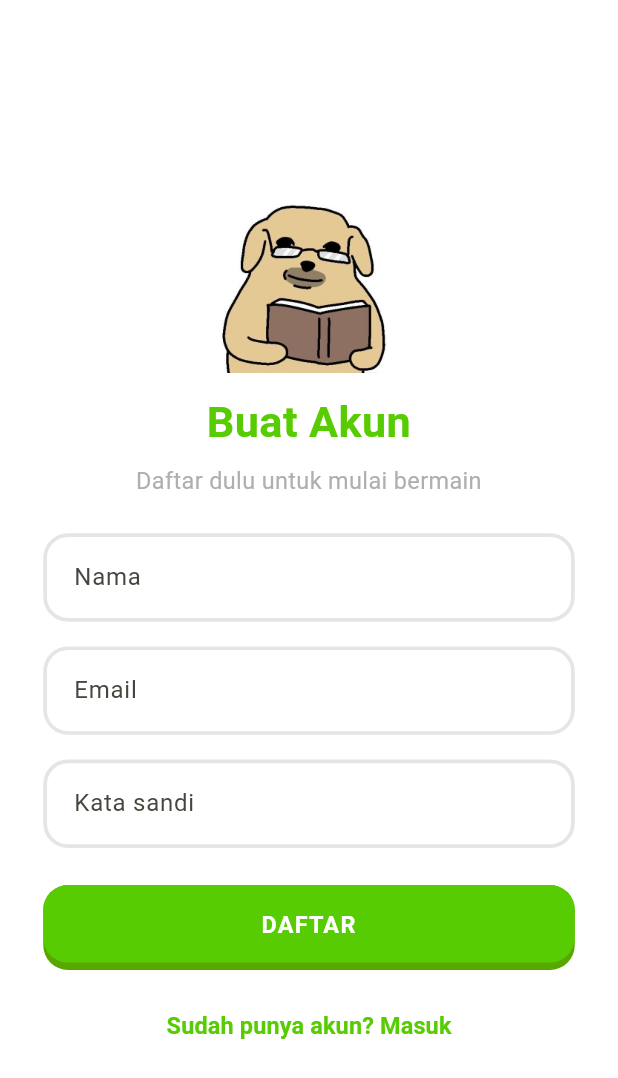
After one commit to reppiw/UTSlabPMRevita, a Flutter app: the screen it shows after launch, after a tap on "Belum punya akun? Daftar", on a phone screen of 412 x 824 dp. The commit adds this screen. Shown: the top 1078 px of the screen. Run offline on Flutter 3.47's test engine with Material 3 defaults, Android fonts, the phone set to English and light mode, and no system bars; accounts and stored records are empty; Roboto replaces fonts that are missing (Poppins).

Commit message:
login and register

```diff
--- a/lib/main.dart
+++ b/lib/main.dart
@@ -1,14 +1,17 @@
 import 'package:flutter/material.dart';
 import 'package:provider/provider.dart';
+import 'providers/auth_provider.dart';
 import 'providers/quiz_provider.dart';
-import 'screens/home_screen.dart';
-import 'screens/main_shell.dart';
+import 'screens/login_screen.dart';
 import 'utils/app_colors.dart';
 
 void main() {
   runApp(
-    ChangeNotifierProvider(
-      create: (_) => QuizProvider(),
+    MultiProvider(
+      providers: [
+        ChangeNotifierProvider(create: (_) => AuthProvider()),
+        ChangeNotifierProvider(create: (_) => QuizProvider()),
+      ],
       child: const MyApp(),
     ),
   );
@@ -20,14 +23,16 @@ class MyApp extends StatelessWidget {
   @override
   Widget build(BuildContext context) {
     return MaterialApp(
+      title: 'KuisKu',
       debugShowCheckedModeBanner: false,
       theme: ThemeData(
-        fontFamily: 'Montserrat',
-        colorScheme: ColorScheme.fromSeed(seedColor: AppColors.primary).copyWith(primary: AppColors.primary),
+        fontFamily: 'Poppins',
+        colorScheme: ColorScheme.fromSeed(seedColor: AppColors.primary)
+            .copyWith(primary: AppColors.primary),
         scaffoldBackgroundColor: AppColors.background,
         useMaterial3: true,
       ),
-      home: const MainShell(),
+      home: const LoginScreen(),
     );
   }
 }
--- /dev/null
+++ b/lib/models/account.dart
@@ -0,0 +1,11 @@
+class Account {
+  final String name;
+  final String email;
+  final String password;
+
+  const Account({
+    required this.name,
+    required this.email,
+    required this.password,
+  });
+}
--- a/lib/models/history_entry.dart
+++ b/lib/models/history_entry.dart
@@ -1,6 +1,7 @@
 import 'quiz_mode.dart';
 
 class HistoryEntry {
+  final String ownerEmail;
   final String userName;
   final String categoryName;
   final int difficulty;
@@ -10,6 +11,7 @@ class HistoryEntry {
   final DateTime date;
 
   const HistoryEntry({
+    required this.ownerEmail,
     required this.userName,
     required this.categoryName,
     required this.difficulty,
--- /dev/null
+++ b/lib/providers/auth_provider.dart
@@ -0,0 +1,47 @@
+import 'package:flutter/foundation.dart';
+import '../models/account.dart';
+
+class AuthProvider extends ChangeNotifier {
+  final List<Account> _accounts = [];
+  Account? _current;
+
+  Account? get currentUser => _current;
+  bool get isLoggedIn => _current != null;
+
+  String _normalize(String email) => email.trim().toLowerCase();
+
+  String? register({
+    required String name,
+    required String email,
+    required String password,
+  }) {
+    final key = _normalize(email);
+    if (_accounts.any((a) => a.email == key)) {
+      return 'Email sudah terdaftar, silakan masuk.';
+    }
+    final account = Account(
+      name: name.trim(),
+      email: key,
+      password: password,
+    );
+    _accounts.add(account);
+    _current = account;
+    notifyListeners();
+    return null;
+  }
+
+  String? login({required String email, required String password}) {
+    final key = _normalize(email);
+    final matches =
+        _accounts.where((a) => a.email == key && a.password == password);
+    if (matches.isEmpty) return 'Email atau kata sandi salah.';
+    _current = matches.first;
+    notifyListeners();
+    return null;
+  }
+
+  void logout() {
+    _current = null;
+    notifyListeners();
+  }
+}
--- a/lib/providers/quiz_provider.dart
+++ b/lib/providers/quiz_provider.dart
@@ -7,28 +7,32 @@ import '../models/quiz_mode.dart';
 
 class QuizProvider extends ChangeNotifier {
   QuizProvider() {
-    resetQuiz(); // siapkan soal untuk kategori default
+    resetQuiz();
   }
 
+  // ---------- PENGGUNA & PENGATURAN ----------
   String _userName = '';
+  String _userEmail = '';
   QuizCategory _category = quizCategories.first;
   int _difficulty = 3;
   QuizMode _mode = QuizMode.casual;
 
+  // ---------- PROGRES KUIS ----------
   List<Question> _questions = [];
   List<int?> _answers = [];
   int _currentIndex = 0;
   bool _saved = false;
 
+  // ---------- RIWAYAT (di memori) ----------
   final List<HistoryEntry> _history = [];
 
-  // ---------- GETTER: pengaturan ----------
+  // ---------- GETTER ----------
   String get userName => _userName;
+  String get userEmail => _userEmail;
   QuizCategory get category => _category;
   int get difficulty => _difficulty;
   QuizMode get mode => _mode;
 
-  // ---------- GETTER: progres ----------
   int get currentIndex => _currentIndex;
   int get totalQuestions => _questions.length;
   Question get currentQuestion => _questions[_currentIndex];
@@ -49,13 +53,15 @@ class QuizProvider extends ChangeNotifier {
   int get scorePercent =>
       totalQuestions == 0 ? 0 : ((score / totalQuestions) * 100).round();
 
-  // ---------- GETTER: riwayat ----------
-  /// Riwayat terbaru di paling atas.
-  List<HistoryEntry> get history => List.unmodifiable(_history.reversed);
+  /// Riwayat milik akun yang sedang masuk, terbaru di paling atas.
+  List<HistoryEntry> get history => List.unmodifiable(
+        _history.where((e) => e.ownerEmail == _userEmail).toList().reversed,
+      );
 
-  // ---------- ACTION: pengaturan ----------
-  void setUserName(String name) {
+  // ---------- ACTION: pengguna & pengaturan ----------
+  void setUser(String name, String email) {
     _userName = name.trim();
+    _userEmail = email;
     notifyListeners();
   }
 
@@ -94,7 +100,6 @@ class QuizProvider extends ChangeNotifier {
     }
   }
 
-  /// Susun ulang soal sesuai pengaturan saat ini dan mulai dari awal.
   void resetQuiz() {
     _questions = questionsFor(_category.id, _difficulty);
     _answers = List<int?>.filled(_questions.length, null);
@@ -103,21 +108,22 @@ class QuizProvider extends ChangeNotifier {
     notifyListeners();
   }
 
-  /// Reset total, termasuk nama dan pengaturan
+  // Dipanggil saat keluar akun.
   void resetAll() {
     _userName = '';
+    _userEmail = '';
     _category = quizCategories.first;
     _difficulty = 3;
     _mode = QuizMode.casual;
     resetQuiz();
   }
 
-  /// Catat hasil ke riwayat. Aman dipanggil berulang, hanya tersimpan sekali
   void saveToHistory() {
     if (_saved) return;
     _saved = true;
     _history.add(
       HistoryEntry(
+        ownerEmail: _userEmail,
         userName: _userName,
         categoryName: _category.name,
         difficulty: _difficulty,
@@ -130,8 +136,9 @@ class QuizProvider extends ChangeNotifier {
     notifyListeners();
   }
 
+  // Hapus riwayat milik akun yang sedang masuk saja
   void clearHistory() {
-    _history.clear();
+    _history.removeWhere((e) => e.ownerEmail == _userEmail);
     notifyListeners();
   }
 }
--- /dev/null
+++ b/lib/screens/login_screen.dart
@@ -0,0 +1,230 @@
+import 'package:flutter/material.dart';
+import 'package:provider/provider.dart';
+import '../providers/auth_provider.dart';
+import '../providers/quiz_provider.dart';
+import '../utils/app_colors.dart';
+import '../utils/page_transition.dart';
+import '../utils/responsive.dart';
+import '../widgets/auth_text_field.dart';
+import '../widgets/primary_button.dart';
+import 'main_shell.dart';
+
+class LoginScreen extends StatefulWidget {
+  const LoginScreen({super.key});
+
+  @override
+  State<LoginScreen> createState() => _LoginScreenState();
+}
+
+class _LoginScreenState extends State<LoginScreen> {
+  final _formKey = GlobalKey<FormState>();
+  final _nameController = TextEditingController();
+  final _emailController = TextEditingController();
+  final _passwordController = TextEditingController();
+
+  bool _isRegister = false;
+  bool _obscure = true;
+  String? _error;
+
+  @override
+  void dispose() {
+    _nameController.dispose();
+    _emailController.dispose();
+    _passwordController.dispose();
+    super.dispose();
+  }
+
+  void _toggleMode() {
+    setState(() {
+      _isRegister = !_isRegister;
+      _error = null;
+    });
+  }
+
+  void _submit() {
+    if (!_formKey.currentState!.validate()) return;
+
+    final auth = context.read<AuthProvider>();
+    final error = _isRegister
+        ? auth.register(
+            name: _nameController.text,
+            email: _emailController.text,
+            password: _passwordController.text,
+          )
+        : auth.login(
+            email: _emailController.text,
+            password: _passwordController.text,
+          );
+
+    if (error != null) {
+      setState(() => _error = error);
+      return;
+    }
+
+    // Data akun langsung dipakai oleh kuis dan profil.
+    final user = auth.currentUser!;
+    context.read<QuizProvider>().setUser(user.name, user.email);
+
+    Navigator.pushReplacement(
+      context,
+      FadeSlideRoute(page: const MainShell()),
+    );
+  }
+
+  @override
+  Widget build(BuildContext context) {
+    final r = Responsive(context);
+    final imageHeight = r.isLandscape ? r.h(26) : r.h(18);
+
+    return Scaffold(
+      body: SafeArea(
+        child: Center(
+          child: SingleChildScrollView(
+            padding: EdgeInsets.symmetric(horizontal: r.w(7)),
+            child: Form(
+              key: _formKey,
+              child: Column(
+                mainAxisAlignment: MainAxisAlignment.center,
+                children: [
+                  Image.asset(
+                    'lib/assets/images/icon22.png',
+                    height: imageHeight,
+                    fit: BoxFit.contain,
+                    errorBuilder: (_, __, ___) =>
+                        SizedBox(height: imageHeight),
+                  ),
+                  SizedBox(height: r.h(1.5)),
+                  Text(
+                    _isRegister ? 'Buat Akun' : 'Masuk',
+                    textAlign: TextAlign.center,
+                    style: TextStyle(
+                      fontSize: r.sp(7),
+                      fontWeight: FontWeight.w700,
+                      color: AppColors.primary,
+                    ),
+                  ),
+                  SizedBox(height: r.h(0.8)),
+                  Text(
+                    _isRegister
+                        ? 'Daftar dulu untuk mulai bermain'
+                        : 'Masuk untuk melanjutkan kuis',
+                    textAlign: TextAlign.center,
+                    style: TextStyle(
+                      fontSize: r.sp(3.8),
+                      color: AppColors.textMuted,
+                    ),
+                  ),
+                  SizedBox(height: r.h(3)),
+
+                  // Kolom nama hanya muncul saat mendaftar.
+                  AnimatedSize(
+                    duration: const Duration(milliseconds: 250),
+                    curve: Curves.easeOut,
+                    child: _isRegister
+                        ? Padding(
+                            padding: EdgeInsets.only(bottom: r.h(2)),
+                            child: AuthTextField(
+                              controller: _nameController,
+                              label: 'Nama',
+                              hint: 'Contoh: Budi',
+                              textCapitalization: TextCapitalization.words,
+                              validator: (v) {
+                                if (!_isRegister) return null;
+                                if (v == null || v.trim().isEmpty) {
+                                  return 'Nama tidak boleh kosong';
+                                }
+                                return null;
+                              },
+                            ),
+                          )
+                        : const SizedBox(width: double.infinity),
+                  ),
+
+                  AuthTextField(
+                    controller: _emailController,
+                    label: 'Email',
+                    hint: 'contoh@email.com',
+                    keyboardType: TextInputType.emailAddress,
+                    validator: (v) {
+                      final value = v?.trim() ?? '';
+                      if (value.isEmpty) return 'Email tidak boleh kosong';
+                      if (!value.contains('@') || !value.contains('.')) {
+                        return 'Format email tidak valid';
+                      }
+                      return null;
+                    },
+                  ),
+                  SizedBox(height: r.h(2)),
+                  AuthTextField(
+                    controller: _passwordController,
+                    label: 'Kata sandi',
+                    hint: 'Minimal 6 karakter',
+                    obscureText: _obscure,
+                    textInputAction: TextInputAction.done,
+                    onSubmitted: (_) => _submit(),
+                    suffix: GestureDetector(
+                      onTap: () => setState(() => _obscure = !_obscure),
+                      child: Text(
+                        _obscure ? 'Lihat' : 'Tutup',
+                        style: TextStyle(
+                          fontSize: r.sp(3.4),
+                          fontWeight: FontWeight.w700,
+                          color: AppColors.primary,
+                        ),
+                      ),
+                    ),
+                    validator: (v) {
+                      if (v == null || v.isEmpty) {
+                        return 'Kata sandi tidak boleh kosong';
+                      }
+                      if (_isRegister && v.length < 6) {
+                        return 'Minimal 6 karakter';
+                      }
+                      return null;
+                    },
+                  ),
+
+                  if (_error != null) ...[
+                    SizedBox(height: r.h(1.5)),
+                    Text(
+                      _error!,
+                      textAlign: TextAlign.center,
+                      style: TextStyle(
+                        fontSize: r.sp(3.5),
+                        color: Colors.red.shade400,
+                      ),
+                    ),
+                  ],
+
+                  SizedBox(height: r.h(3)),
+                  SizedBox(
+                    width: double.infinity,
+                    child: PrimaryButton(
+                      label: _isRegister ? 'Daftar' : 'Masuk',
+                      onPressed: _submit,
+                    ),
+                  ),
+                  SizedBox(height: r.h(1.5)),
+                  TextButton(
+                    onPressed: _toggleMode,
+                    child: Text(
+                      _isRegister
+                          ? 'Sudah punya akun? Masuk'
+                          : 'Belum punya akun? Daftar',
+                      style: TextStyle(
+                        fontSize: r.sp(3.8),
+                        fontWeight: FontWeight.w700,
+                        color: AppColors.primary,
+                      ),
+                    ),
+                  ),
+                  SizedBox(height: r.h(2)),
+                ],
+              ),
+            ),
+          ),
+        ),
+      ),
+    );
+  }
+}
--- /dev/null
+++ b/lib/widgets/auth_text_field.dart
@@ -0,0 +1,68 @@
+import 'package:flutter/material.dart';
+import '../utils/app_colors.dart';
+import '../utils/responsive.dart';
+
+class AuthTextField extends StatelessWidget {
+  final TextEditingController controller;
+  final String label;
+  final String hint;
+  final String? Function(String?)? validator;
+  final TextInputType keyboardType;
+  final TextInputAction textInputAction;
+  final TextCapitalization textCapitalization;
+  final bool obscureText;
+  final Widget? suffix;
+  final ValueChanged<String>? onSubmitted;
+
+  const AuthTextField({
+    super.key,
+    required this.controller,
+    required this.label,
+    required this.hint,
+    this.validator,
+    this.keyboardType = TextInputType.text,
+    this.textInputAction = TextInputAction.next,
+    this.textCapitalization = TextCapitalization.none,
+    this.obscureText = false,
+    this.suffix,
+    this.onSubmitted,
+  });
+
+  OutlineInputBorder _border(Responsive r, Color color) {
+    return OutlineInputBorder(
+      borderRadius: BorderRadius.circular(r.sp(4)),
+      borderSide: BorderSide(color: color, width: r.sp(0.6)),
+    );
+  }
+
+  @override
+  Widget build(BuildContext context) {
+    final r = Responsive(context);
+
+    return TextFormField(
+      controller: controller,
+      validator: validator,
+      keyboardType: keyboardType,
+      textInputAction: textInputAction,
+      textCapitalization: textCapitalization,
+      obscureText: obscureText,
+      onFieldSubmitted: onSubmitted,
+      style: TextStyle(fontSize: r.sp(4.2), color: AppColors.textDark),
+      decoration: InputDecoration(
+        labelText: label,
+        hintText: hint,
+        suffix: suffix,
+        filled: true,
+        fillColor: AppColors.surface,
+        contentPadding: EdgeInsets.symmetric(
+          horizontal: r.sp(4),
+          vertical: r.sp(4),
+        ),
+        enabledBorder: _border(r, AppColors.border),
+        focusedBorder: _border(r, AppColors.primary),
+        errorBorder: _border(r, Colors.red.shade400),
+        focusedErrorBorder: _border(r, Colors.red.shade400),
+      ),
+    );
+  }
+}
```
Also changed, not shown: lib/screens/home_screen.dart (+2 -12 lines), lib/screens/profile_screen.dart (+28 -4 lines), lib/widgets/name_dialog.dart (deleted, +0 -170 lines).
